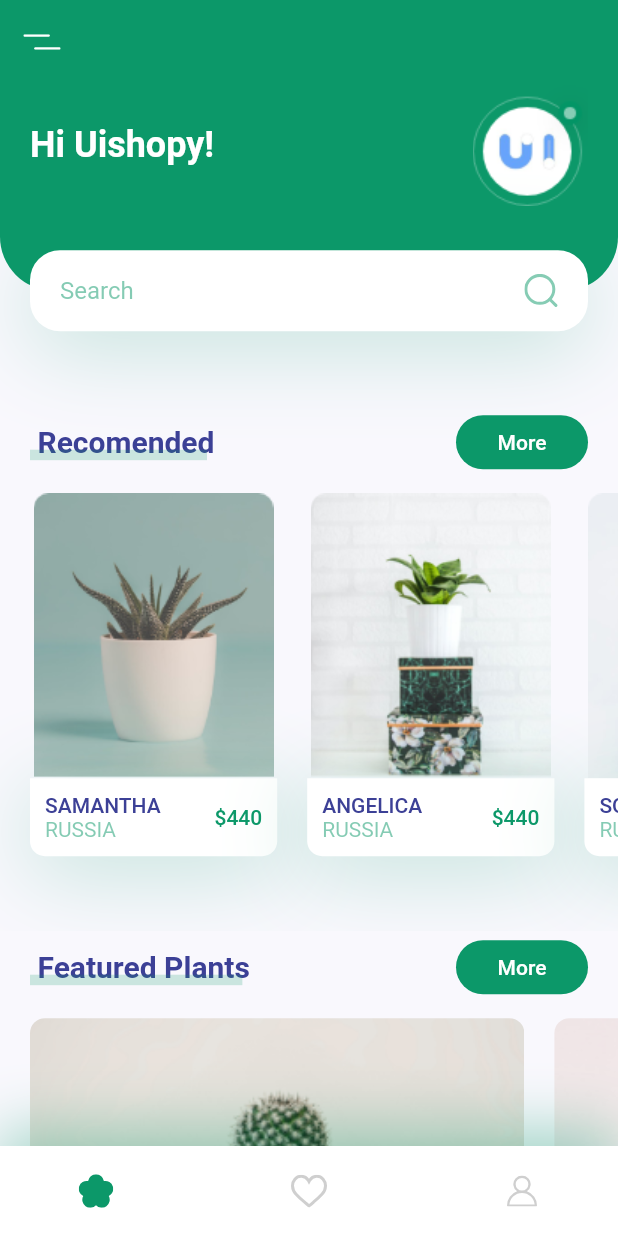
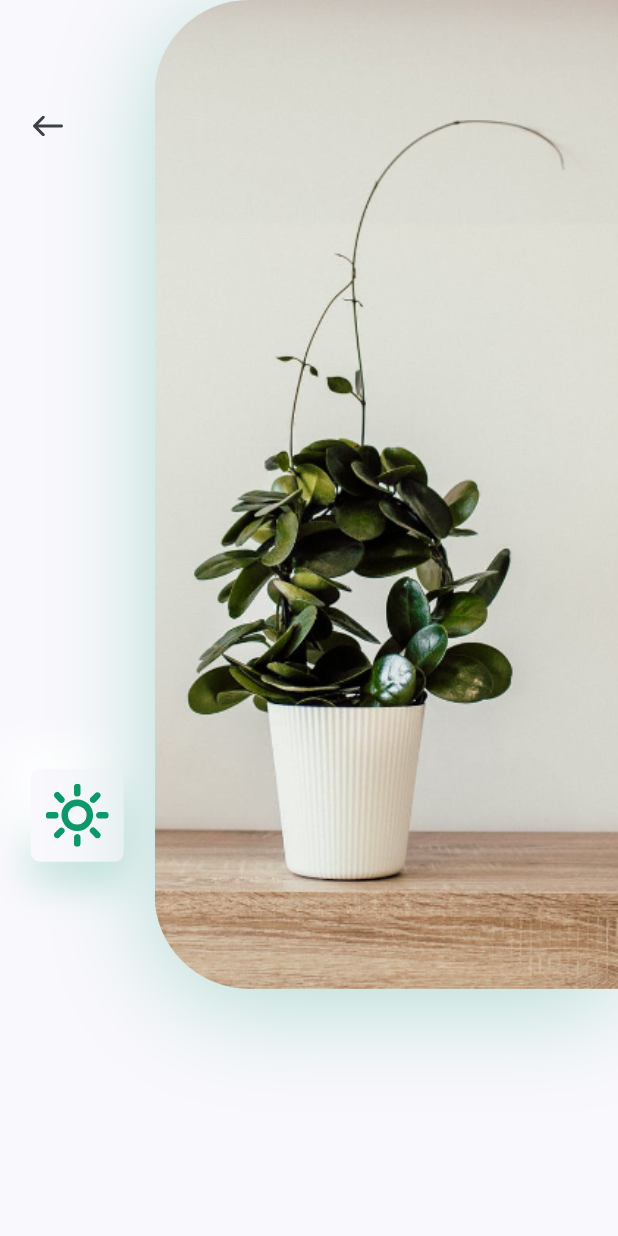
Before and after one commit to VitorEltz/plant_app, a Flutter app: the screen it shows after launch, after a tap on an icon or button, on a phone screen of 412 x 824 dp. Run offline on Flutter 3.47's test engine with Material 2 defaults, Android fonts, the phone set to English and light mode, and no system bars; our stand-ins replace flutter_svg.

Commit message:
Details Screen

```diff
--- /dev/null
+++ b/lib/screens/details/components/body.dart
@@ -0,0 +1,98 @@
+import 'package:flutter/material.dart';
+import 'package:flutter_svg/svg.dart';
+import 'package:plant_app/constants.dart';
+
+class Body extends StatelessWidget {
+  @override
+  Widget build(BuildContext context) {
+    Size size = MediaQuery.of(context).size;
+    return Column(
+      children: <Widget>[
+        SizedBox(
+          height: size.height * 0.8,
+          child: Row(children: <Widget>[
+            Expanded(
+              child: Padding(
+                padding:
+                    const EdgeInsets.symmetric(vertical: kDefaultPadding * 3),
+                child: Column(
+                  children: <Widget>[
+                    Align(
+                      alignment: Alignment.topLeft,
+                      child: IconButton(
+                        padding:
+                            EdgeInsets.symmetric(horizontal: kDefaultPadding),
+                        icon: SvgPicture.asset("assets/icons/back_arrow.svg"),
+                        onPressed: () {
+                          Navigator.pop(context);
+                        },
+                      ),
+                    ),
+                    Spacer(),
+                    IconCard()
+                  ],
+                ),
+              ),
+            ),
+            Container(
+              height: size.height * 0.8,
+              width: size.width * 0.75,
+              decoration: BoxDecoration(
+                  borderRadius: BorderRadius.only(
+                      topLeft: Radius.circular(63),
+                      bottomLeft: Radius.circular(63)),
+                  boxShadow: [
+                    BoxShadow(
+                        offset: Offset(0, 10),
+                        blurRadius: 60,
+                        color: kPrimaryColor.withOpacity(0.29))
+                  ],
+                  image: DecorationImage(
+                    alignment: Alignment.centerLeft,
+                    fit: BoxFit.cover,
+                    image: AssetImage("assets/images/img.png"),
+                  )),
+            )
+          ]),
+        )
+      ],
+    );
+  }
+}
+
+class IconCard extends StatelessWidget {
+  const IconCard({
+    Key key,
+    this.size,
+  }) : super(key: key);
+
+  final Size size;
+
+  @override
+  Widget build(BuildContext context) {
+    Size size = MediaQuery.of(context).size;
+    return Container(
+      margin: EdgeInsets.symmetric(vertical: size.height * 0.03),
+      padding: EdgeInsets.all(kDefaultPadding / 2),
+      height: 62,
+      width: 62,
+      decoration: BoxDecoration(
+        color: kBackgroundColor,
+        borderRadius: BorderRadius.circular(6),
+        boxShadow: [
+          BoxShadow(
+            offset: Offset(0, 15),
+            blurRadius: 22,
+            color: kPrimaryColor.withOpacity(0.22),
+          ),
+          BoxShadow(
+            offset: Offset(-15, -15),
+            blurRadius: 22,
+            color: Colors.white,
+          ),
+        ],
+      ),
+      child: SvgPicture.asset("assets/icons/sun.svg"),
+    );
+  }
+}
--- /dev/null
+++ b/lib/screens/details/details_screen.dart
@@ -0,0 +1,12 @@
+import 'package:flutter/material.dart';
+import 'package:plant_app/screens/details/components/body.dart';
+
+
+class DetailsScreen extends StatelessWidget {
+  @override
+  Widget build(BuildContext context) {
+    return Scaffold(
+      body: Body(),
+    );
+  }
+}
--- a/lib/screens/home/components/recomends_plants.dart
+++ b/lib/screens/home/components/recomends_plants.dart
@@ -1,4 +1,5 @@
 import 'package:flutter/material.dart';
+import 'package:plant_app/screens/details/details_screen.dart';
 
 import '../../../constants.dart';
 
@@ -18,22 +19,34 @@ class RecomendsPlants extends StatelessWidget {
               title: "Samantha",
               country: "Russia",
               price: 440,
-            press: () {}
+              press: () {
+                Navigator.push(context,
+                    MaterialPageRoute(builder: (context) => DetailsScreen(),
                   ),
+                );
+              }),
           RecomendPlantCard(
               image: "assets/images/image_2.png",
               title: "Angelica",
               country: "Russia",
               price: 440,
-            press: () {}
+              press: () {
+                Navigator.push(context,
+                    MaterialPageRoute(builder: (context) => DetailsScreen(),
                   ),
+                );
+              }),
           RecomendPlantCard(
               image: "assets/images/image_3.png",
               title: "Solange",
               country: "Russia",
               price: 440,
-            press: () {}
+              press: () {
+                Navigator.push(context,
+                    MaterialPageRoute(builder: (context) => DetailsScreen(),
                   ),
+                );
+              }),
         ],
       ),
     );
```
Lines whose indentation alone changed are shown as unchanged.
